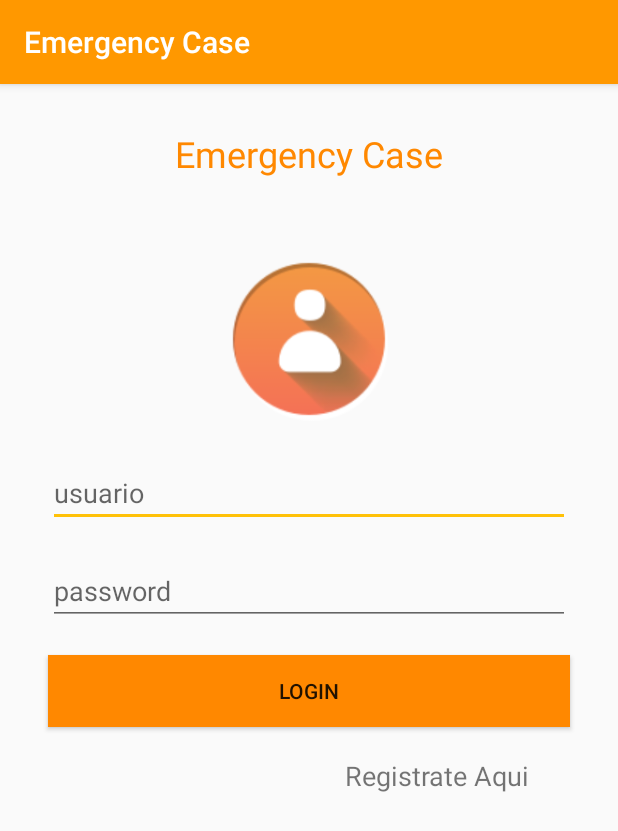
After one commit to KarlaFragoso/EmergencyCase2, an Android app: the Login screen opened directly, with no data from a screen before it, on a phone screen of 412 x 824 dp. The commit adds this screen. Shown: the top 831 px of the screen. Run offline under Robolectric (Android 15) with nearby library versions, the phone set to English and light mode, and no system bars; our stand-ins replace Volley.

```diff
--- /dev/null
+++ b/app/src/main/java/com/example/karla/emergencycase/Login.java
@@ -0,0 +1,91 @@
+package com.example.karla.emergencycase;
+
+import android.content.Intent;
+import android.support.design.internal.NavigationMenu;
+import android.support.v7.app.AlertDialog;
+import android.support.v7.app.AppCompatActivity;
+import android.os.Bundle;
+import android.view.MenuItem;
+import android.view.View;
+import android.widget.Button;
+import android.widget.EditText;
+import android.widget.TextView;
+
+import com.android.volley.RequestQueue;
+import com.android.volley.Response;
+import com.android.volley.toolbox.Volley;
+
+import org.json.JSONException;
+import org.json.JSONObject;
+
+import static com.example.karla.emergencycase.R.id.contactos;
+
+public class Login extends AppCompatActivity {
+
+
+    @Override
+    protected void onCreate(Bundle savedInstanceState) {
+        super.onCreate(savedInstanceState);
+        setContentView(R.layout.activity_login);
+
+        final MenuItem contact = findViewById(R.id.contactos);
+
+        TextView registro = findViewById(R.id.registroLogin);
+        Button btnLogin = findViewById(R.id.btnLogin);
+        final EditText usuarioT = findViewById(R.id.usuarioLogin);
+        final EditText claveT = findViewById(R.id.claveLogin);
+        registro.setOnClickListener(new View.OnClickListener() {
+            @Override
+            public void onClick(View v) {
+                Intent registro = new Intent(Login.this, Registro.class);
+                Login.this.startActivity(registro);
+                finish();
+
+            }
+        });
+
+        btnLogin.setOnClickListener(new View.OnClickListener() {
+            @Override
+            public void onClick(View v) {
+
+                final String usuario = usuarioT.getText().toString();
+                final String clave = claveT.getText().toString();
+                Response.Listener<String> respuesta = new Response.Listener<String>() {
+                    @Override
+                    public void onResponse(String response) {
+                        try{
+                            JSONObject jsonRespuesta = new JSONObject(response);
+                            boolean ok = jsonRespuesta.getBoolean("success");
+                            if(ok = true){
+                                String nombre = jsonRespuesta.getString("nombre");
+                                int edad = jsonRespuesta.getInt("edad");
+                                Intent bienvenido = new Intent(Login.this, MainActivity.class);
+                                bienvenido.putExtra("nombre", nombre);
+                                bienvenido.putExtra("edad",edad);
+
+                                Login.this.startActivity(bienvenido);
+                                Login.this.finish();
+
+
+                            }else{
+                                AlertDialog.Builder alerta = new AlertDialog.Builder(Login.this);
+                                alerta.setMessage("Fallo en el registro")
+                                        .setNegativeButton("Reintentar", null)
+                                        .create()
+                                        .show();
+                            }
+                        }catch (JSONException e){
+                            e.getMessage();
+                        }
+                    }
+                };
+                LoginRequest r = new LoginRequest(usuario,clave,respuesta);
+                RequestQueue cola = Volley.newRequestQueue(Login.this);
+                cola.add(r);
+
+            }
+        });
+
+
+    }
+}
--- /dev/null
+++ b/app/src/main/res/layout/activity_login.xml
@@ -0,0 +1,104 @@
+<?xml version="1.0" encoding="utf-8"?>
+<android.support.constraint.ConstraintLayout xmlns:android="http://schemas.android.com/apk/res/android"
+    xmlns:app="http://schemas.android.com/apk/res-auto"
+    xmlns:tools="http://schemas.android.com/tools"
+    android:layout_width="match_parent"
+    android:layout_height="match_parent"
+    tools:context=".Login">
+
+    <ImageView
+        android:id="@+id/imageView"
+        android:layout_width="120dp"
+        android:layout_height="120dp"
+        android:layout_marginStart="8dp"
+        android:layout_marginLeft="8dp"
+        android:layout_marginTop="110dp"
+        android:layout_marginEnd="8dp"
+        android:layout_marginRight="8dp"
+        app:layout_constraintEnd_toEndOf="parent"
+        app:layout_constraintStart_toStartOf="parent"
+        app:layout_constraintTop_toTopOf="parent"
+        app:srcCompat="@drawable/icono1" />
+
+
+    <EditText
+        android:id="@+id/usuarioLogin"
+        android:layout_width="match_parent"
+        android:layout_height="wrap_content"
+        android:layout_marginStart="32dp"
+        android:layout_marginLeft="32dp"
+        android:layout_marginTop="20dp"
+        android:layout_marginEnd="32dp"
+        android:layout_marginRight="32dp"
+        android:ems="10"
+        android:hint="usuario"
+        app:layout_constraintEnd_toEndOf="parent"
+        app:layout_constraintStart_toStartOf="parent"
+        app:layout_constraintTop_toBottomOf="@+id/imageView" />
+
+    <EditText
+        android:id="@+id/claveLogin"
+        android:layout_width="match_parent"
+        android:layout_height="wrap_content"
+        android:layout_marginStart="32dp"
+        android:layout_marginLeft="32dp"
+        android:layout_marginTop="20dp"
+        android:layout_marginEnd="32dp"
+        android:layout_marginRight="32dp"
+        android:ems="10"
+        android:hint="password"
+        android:inputType="textPassword"
+        app:layout_constraintEnd_toEndOf="parent"
+        app:layout_constraintStart_toStartOf="parent"
+        app:layout_constraintTop_toBottomOf="@+id/usuarioLogin" />
+
+    <Button
+        android:id="@+id/btnLogin"
+        android:layout_width="match_parent"
+        android:layout_height="wrap_content"
+        android:layout_marginStart="32dp"
+        android:layout_marginLeft="32dp"
+
+        android:layout_marginTop="20dp"
+        android:layout_marginEnd="32dp"
+        android:layout_marginRight="32dp"
+        android:background="@android:color/holo_orange_dark"
+        android:text="LOGIN"
+        app:layout_constraintEnd_toEndOf="parent"
+        app:layout_constraintStart_toStartOf="parent"
+        app:layout_constraintTop_toBottomOf="@+id/claveLogin" />
+
+    <TextView
+        android:id="@+id/registroLogin"
+        android:layout_width="150dp"
+        android:layout_height="28dp"
+        android:layout_marginStart="210dp"
+        android:layout_marginLeft="210dp"
+
+        android:layout_marginTop="20dp"
+        android:layout_marginEnd="32dp"
+        android:layout_marginRight="32dp"
+        android:text="Registrate Aqui"
+        android:textSize="18sp"
+        app:layout_constraintEnd_toEndOf="parent"
+        app:layout_constraintHorizontal_bias="1.0"
+        app:layout_constraintStart_toStartOf="parent"
+        app:layout_constraintTop_toBottomOf="@+id/btnLogin" />
+
+    <TextView
+        android:id="@+id/textView"
+        android:layout_width="wrap_content"
+        android:layout_height="wrap_content"
+        android:layout_marginStart="15dp"
+        android:layout_marginLeft="15dp"
+        android:layout_marginTop="30dp"
+        android:layout_marginEnd="15dp"
+        android:layout_marginRight="15dp"
+        android:text="Emergency Case"
+        android:textColor="@android:color/holo_orange_dark"
+        android:textSize="24sp"
+        app:layout_constraintEnd_toEndOf="parent"
+        app:layout_constraintStart_toStartOf="parent"
+        app:layout_constraintTop_toTopOf="parent" />
+
+</android.support.constraint.ConstraintLayout>
```
Also changed, not shown: app/src/main/AndroidManifest.xml (+7 -6 lines), app/src/main/java/com/example/karla/emergencycase/Activity_Informacion.java (added, +30 -0 lines), app/src/main/java/com/example/karla/emergencycase/LoginRequest.java (added, +26 -0 lines), app/src/main/java/com/example/karla/emergencycase/MainActivity.java (+9 -0 lines), app/src/main/java/com/example/karla/emergencycase/Registro.java (added, +75 -0 lines), app/src/main/java/com/example/karla/emergencycase/RegistroRequest.java (added, +26 -0 lines), app/src/main/res/drawable/boton_redondo.xml (added, +8 -0 lines), app/src/main/res/layout/activity__informacion.xml (added, +15 -0 lines), app/src/main/res/layout/activity_registro.xml (added, +92 -0 lines), app/src/main/res/layout/content_main.xml (+11 -11 lines), app/src/main/res/menu/activity_main_drawer.xml (+12 -1 lines), app/src/main/res/drawable/iconaranja.png (added), app/src/main/res/drawable/icono1.png (added).
